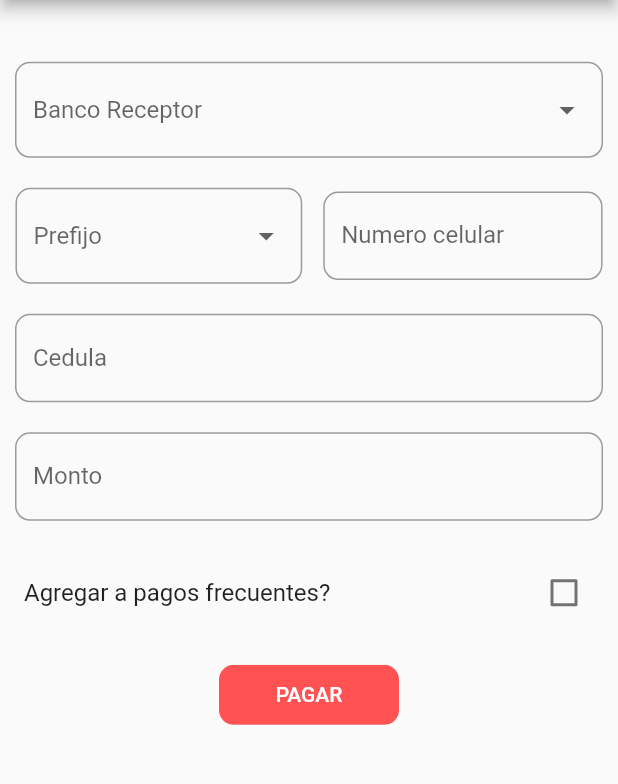
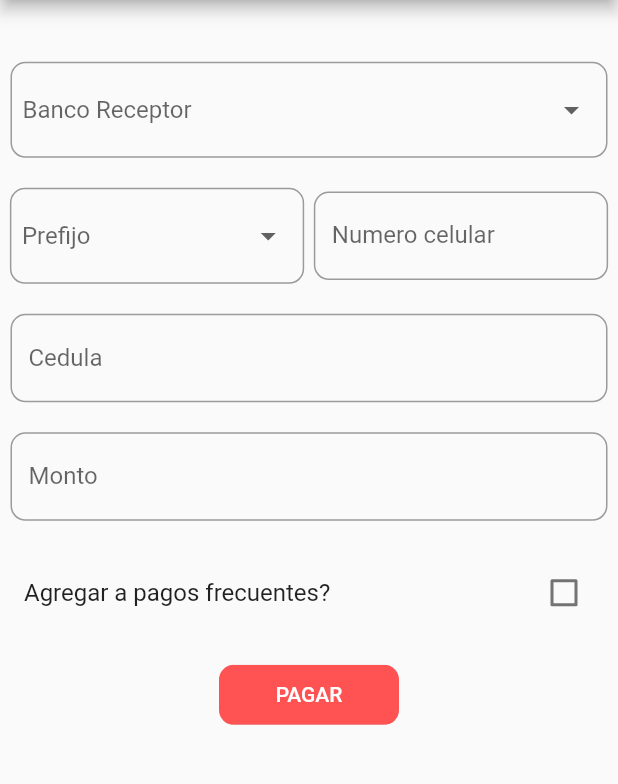
Before and after one commit to AjxGnx/flutter_pago_movil_bdv, a Flutter app: the screen it shows after launch, on a phone screen of 412 x 824 dp, the part 84-868 px from its top. Run offline on Flutter 3.47's test engine with Material 2 defaults, Android fonts, the phone set to English and light mode, and no system bars; our stand-ins replace sqflite; accounts and stored records are empty.

Commit message:
[FIX] se solvento problema de pixeles en dropdownformfield

```diff
--- a/lib/main.dart
+++ b/lib/main.dart
@@ -77,10 +77,11 @@ class _HomeState extends State<Home> {
                   child: Column(
                     children: <Widget>[
                       Container(
-                        padding: EdgeInsets.only(left: 10, bottom: 20, right: 10),
+                        padding: EdgeInsets.only(left: 7, bottom: 20, right: 7),
                         child: DropdownButtonHideUnderline(
                           child: DropdownButtonFormField(
                               decoration: InputDecoration(
+                                contentPadding: EdgeInsets.only(left: 8,bottom: 20,top: 20),
                                   border: OutlineInputBorder(
                                       borderRadius: BorderRadius.all(
                                           Radius.circular(10)))),
@@ -104,13 +105,11 @@ class _HomeState extends State<Home> {
                           mainAxisAlignment: MainAxisAlignment.center,
                           children: <Widget>[
                             Container(
-                                padding: EdgeInsets.only(left: 5, right: 14),
-                                child: Container(
                                   width: _screenAncho / 2.1,
-                                  padding: EdgeInsets.only(left: 5),
                                   child: DropdownButtonHideUnderline(
                                     child: DropdownButtonFormField(
                                       decoration: InputDecoration(
+                                          contentPadding: EdgeInsets.only(left: 8,bottom: 20,top: 20),
                                           border: OutlineInputBorder(
                                               borderRadius: BorderRadius.all(
                                                   Radius.circular(10)))),
@@ -128,9 +127,11 @@ class _HomeState extends State<Home> {
                                       },
                                     ),
                                   ),
-                                )),
+                                ),
                             Container(
-                              padding: EdgeInsets.only(right: 10),
+                              width: _screenAncho/64,
+                            ),
+                            Container(
                               width: _screenAncho / 2.1,
                               child: TextFormField(
                                 validator: (value) {
@@ -152,7 +153,7 @@ class _HomeState extends State<Home> {
                       ),
                       Container(
                           padding:
-                          EdgeInsets.only(left: 10, right: 10, bottom: 20),
+                          EdgeInsets.only(left: 7, right: 7, bottom: 20),
                           child: TextFormField(
                             validator: (value) {
                               if (value.isEmpty) {
@@ -169,7 +170,7 @@ class _HomeState extends State<Home> {
                           )),
                       Container(
                           padding:
-                              EdgeInsets.only(left: 10, right: 10, bottom: 20),
+                              EdgeInsets.only(left: 7, right: 7, bottom: 20),
                           child: TextFormField(
                             validator: (value) {
                               if (value.isEmpty) {
```
